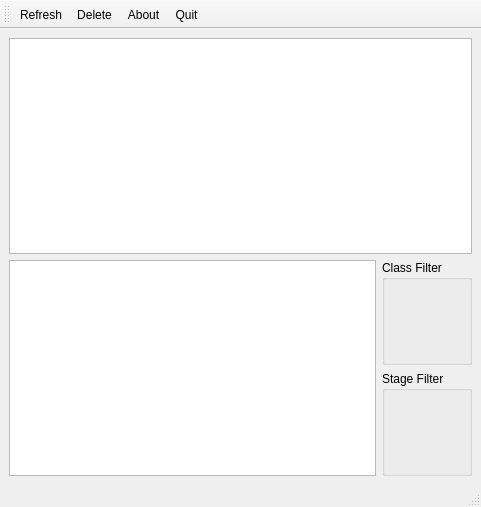
fonic/elogviewer, file libelogviewer/qt/elogviewer.ui: the form before one commit.
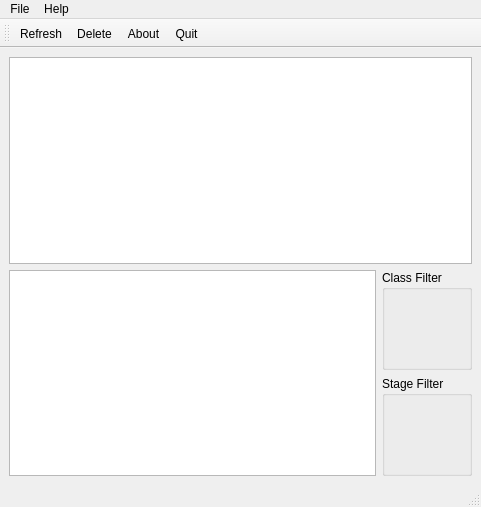
The form after the commit.

Commit message: Add menu + code for icons

The edit to the form file:
```diff
--- a/libelogviewer/qt/elogviewer.ui
+++ b/libelogviewer/qt/elogviewer.ui
@@ -85,6 +85,23 @@
      <height>20</height>
     </rect>
    </property>
+   <widget class="QMenu" name="menuFile">
+    <property name="title">
+     <string>File</string>
+    </property>
+    <addaction name="actionDelete"/>
+    <addaction name="actionRefresh"/>
+    <addaction name="separator"/>
+    <addaction name="actionQuit"/>
+   </widget>
+   <widget class="QMenu" name="menuHelp">
+    <property name="title">
+     <string>Help</string>
+    </property>
+    <addaction name="actionAbout"/>
+   </widget>
+   <addaction name="menuFile"/>
+   <addaction name="menuHelp"/>
   </widget>
   <widget class="QStatusBar" name="statusbar"/>
   <widget class="QToolBar" name="toolBar">
```
The commit also changes 2 other files.
